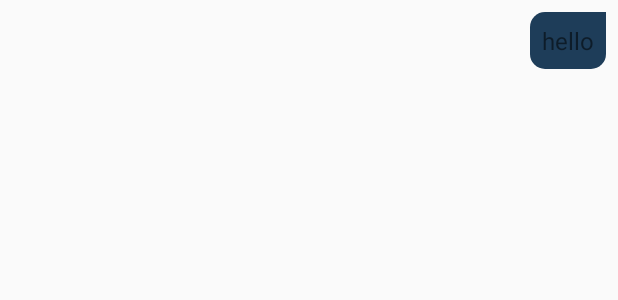
After one commit to ThomasObrecht13/InterestProject, an Android app: the layout chat_item_right.xml on its own in the app's theme, with its tools: preview values and no code run, on a phone screen of 412 x 824 dp. The commit adds this screen. Shown: the top 300 px of the screen. Run offline under Robolectric (Android 15) with nearby library versions, the phone set to English and light mode, and no system bars.

Commit message:
Show message

```diff
--- /dev/null
+++ b/app/src/main/res/drawable/background_right_chat.xml
@@ -0,0 +1,13 @@
+<?xml version="1.0" encoding="utf-8"?>
+<shape xmlns:android="http://schemas.android.com/apk/res/android"
+    android:shape="rectangle">
+
+        <corners
+            android:radius="10dp"
+            android:topRightRadius="0dp"
+            />
+        <solid
+            android:color="@color/blueApp"
+            />
+
+</shape>
--- /dev/null
+++ b/app/src/main/res/drawable/ic_baseline_send_24.xml
@@ -0,0 +1,5 @@
+<vector android:autoMirrored="true" android:height="24dp"
+    android:tint="#F4F0E2" android:viewportHeight="24"
+    android:viewportWidth="24" android:width="24dp" xmlns:android="http://schemas.android.com/apk/res/android">
+    <path android:fillColor="@android:color/white" android:pathData="M2.01,21L23,12 2.01,3 2,10l15,2 -15,2z"/>
+</vector>
--- /dev/null
+++ b/app/src/main/res/layout/chat_item_right.xml
@@ -0,0 +1,34 @@
+<?xml version="1.0" encoding="utf-8"?>
+<RelativeLayout xmlns:android="http://schemas.android.com/apk/res/android"
+    android:layout_width="match_parent"
+    android:layout_height="wrap_content"
+    android:padding="8dp">
+
+    <RelativeLayout
+        android:layout_width="300dp"
+        android:layout_height="wrap_content"
+        android:layout_alignParentEnd="true"
+        android:layout_alignParentRight="true">
+    <de.hdodenhof.circleimageview.CircleImageView
+        android:layout_width="40dp"
+        android:layout_height="40dp"
+        android:src="@drawable/house_logo"
+        android:id="@+id/profil_picture_chat_in_message"
+        android:visibility="gone"
+        />
+
+    <TextView
+        android:layout_width="wrap_content"
+        android:layout_height="wrap_content"
+        android:layout_alignRight="@+id/profil_picture_chat_in_message"
+        android:layout_marginLeft="5dp"
+        android:layout_alignParentEnd="true"
+        android:background="@drawable/background_right_chat"
+        android:text="hello"
+        android:textSize="16dp"
+        android:padding="8dp"
+
+        android:id="@+id/show_message"
+        />
+    </RelativeLayout>
+</RelativeLayout>
```
Also changed, not shown: app/src/main/java/com/example/interestproject/ChatActivity.java (+86 -1 lines), app/src/main/java/com/example/interestproject/adapter/ChatAdapter.java (added, +105 -0 lines), app/src/main/java/com/example/interestproject/model/Chat.java (added, +41 -0 lines), app/src/main/res/drawable/background_left_chat.xml (added, +13 -0 lines), app/src/main/res/layout/activity_chat.xml (+38 -0 lines), app/src/main/res/layout/chat_item_left.xml (added, +25 -0 lines).
